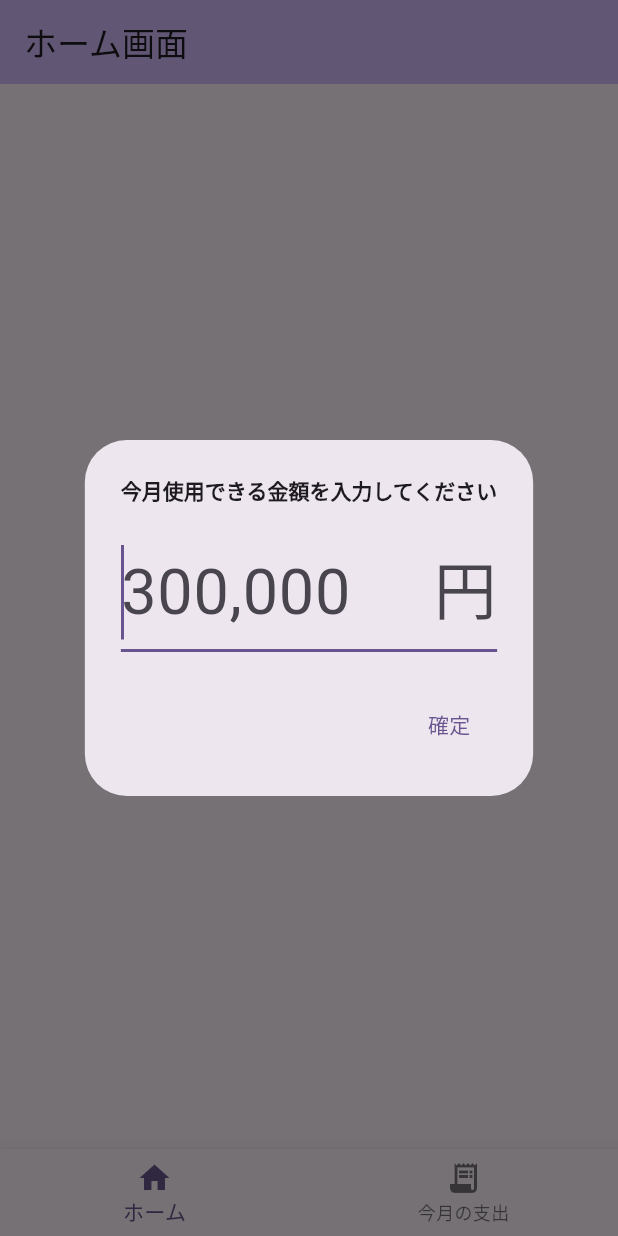
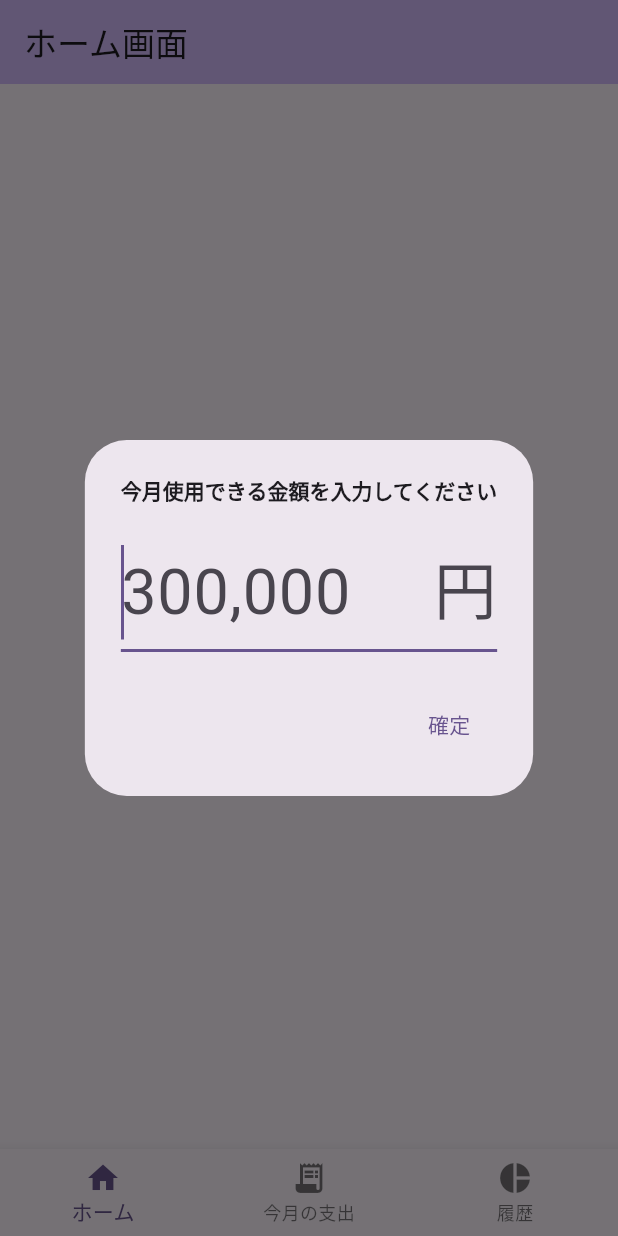
Before and after one commit to Ru2Lu/daily_spend_tracker, a Flutter app: the screen it shows after launch, on a phone screen of 412 x 824 dp. Run offline on Flutter 3.47's test engine with Material 3 defaults, Android fonts, the phone set to English and light mode, and no system bars; our stand-ins replace flutter_riverpod, flutter_slidable, isar, riverpod_annotation; accounts and stored records are empty; generated files the repository leaves out were written again.

Commit message:
履歴タブの追加

```diff
--- a/lib/main.dart
+++ b/lib/main.dart
@@ -1,4 +1,5 @@
 import 'package:daily_spend_tracker/providers/index_bottom_navbar_provider.dart';
+import 'package:daily_spend_tracker/screens/expense_history_screen.dart';
 import 'package:daily_spend_tracker/screens/expense_list_screen.dart';
 import 'package:daily_spend_tracker/screens/home_screen.dart';
 import 'package:flutter/material.dart';
@@ -23,6 +24,7 @@ class MyApp extends ConsumerWidget {
     final screens = [
       const HomeScreen(),
       const ExpenseListScreen(),
+      const ExpenseHistoryScreen(),
     ];
 
     final indexBottomNavbar = ref.watch(indexBottomNavbarProvider);
@@ -53,6 +55,10 @@ class MyApp extends ConsumerWidget {
               icon: Icon(Icons.receipt_long),
               label: '今月の支出',
             ),
+            BottomNavigationBarItem(
+              icon: Icon(Icons.pie_chart),
+              label: '履歴',
+            ),
           ],
           onTap: (value) {
             ref
```
Also changed, not shown: lib/screens/expense_history_screen.dart (added, +18 -0 lines).
